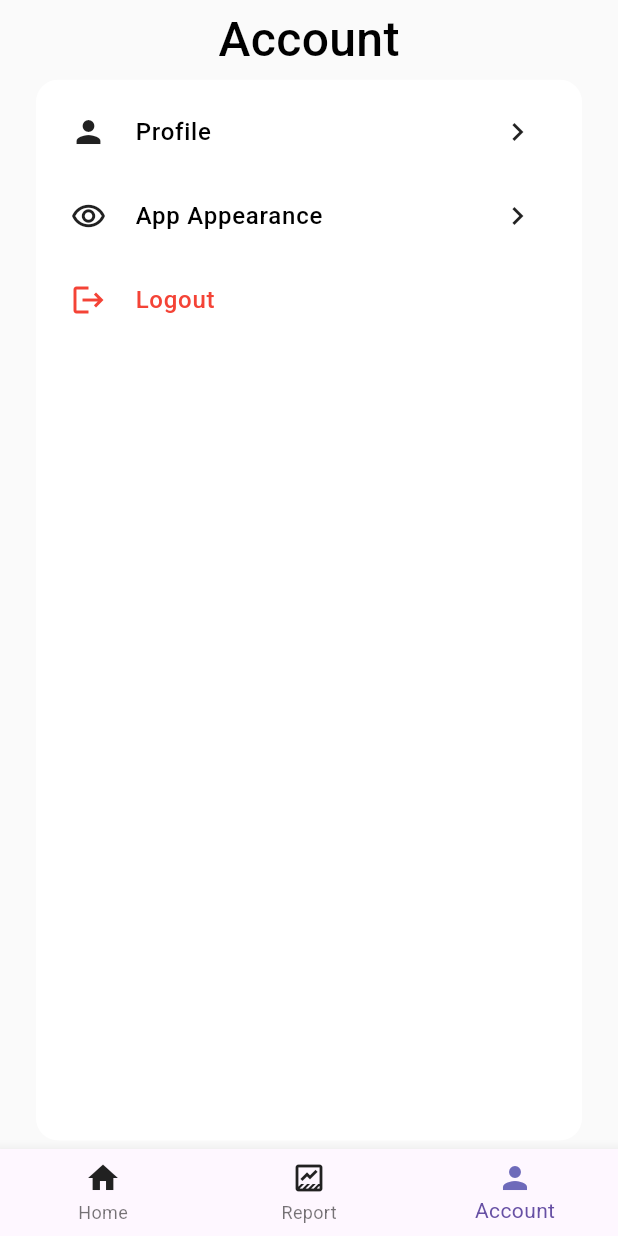
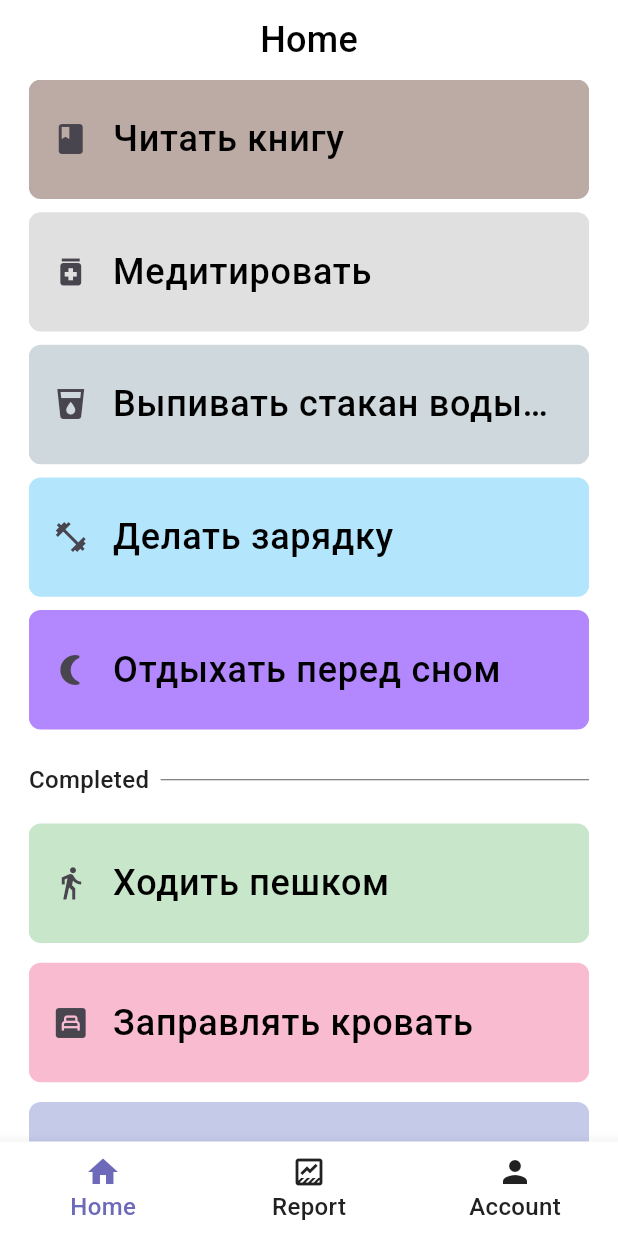
Before and after one commit to d3vvv1/habit_tracker, a Flutter app: the screen it shows after launch, on a phone screen of 412 x 824 dp. Run offline on Flutter 3.47's test engine with Material 3 defaults, Android fonts, the phone set to English and light mode, and no system bars; our stand-ins replace flutter_bloc, go_router.

Commit message:
Промежуточный: - Наброски по домашнему экрану

```diff
--- a/lib/core/routing/go_router.dart
+++ b/lib/core/routing/go_router.dart
@@ -4,6 +4,7 @@ import 'package:habit_tracker/core/views/screens/account_screen.dart';
 import 'package:habit_tracker/core/views/screens/app_appearance_screen.dart';
 import 'package:habit_tracker/core/views/screens/auth_screen.dart';
 import 'package:habit_tracker/core/views/screens/habit_creation_screen.dart';
+import 'package:habit_tracker/core/views/screens/home_screen.dart';
 import 'package:habit_tracker/core/views/screens/profile_screen.dart';
 import 'package:habit_tracker/core/views/screens/root_screen.dart';
 import 'package:habit_tracker/core/views/screens/sign_in_screen.dart';
@@ -11,7 +12,7 @@ import 'package:habit_tracker/core/views/screens/sign_in_screen.dart';
 class AppRouter {
   AppRouter();
   late final router = GoRouter(
-    initialLocation: '/account',
+    initialLocation: '/home',
     // redirect: (context, state) {
     //   bool isConnectedDevice = GetIt.instance
     //       .get<BluetoothManager>()
@@ -34,18 +35,24 @@ class AppRouter {
           StatefulShellBranch(
             routes: [
               GoRoute(
-                path: '/auth',
-                name: AppRouteNames.auth,
-                builder: (context, state) => const AuthScreen(),
-              ),
+                  path: '/home',
+                  name: AppRouteNames.home,
+                  builder: (context, state) => const HomeScreen(),
+                  routes: [
+                    GoRoute(
+                      path: '/createHabit',
+                      name: AppRouteNames.createHabit,
+                      builder: (context, state) => const HabitCreationScreen(),
+                    ),
+                  ]),
             ],
           ),
           StatefulShellBranch(
             routes: [
               GoRoute(
-                path: '/createHabit',
-                name: AppRouteNames.createHabit,
-                builder: (context, state) => const HabitCreationScreen(),
+                path: '/auth',
+                name: AppRouteNames.auth,
+                builder: (context, state) => const AuthScreen(),
               ),
             ],
           ),
--- /dev/null
+++ b/lib/core/views/screens/home_screen.dart
@@ -0,0 +1,100 @@
+import 'package:flutter/material.dart';
+import 'package:habit_tracker/core/localizations/app_words.dart';
+import 'package:habit_tracker/core/utils/adaptive_val.dart';
+import 'package:habit_tracker/core/views/widgets/custom_app_bar.dart';
+import 'package:habit_tracker/core/views/widgets/separator.dart';
+import 'package:habit_tracker/features/habits_check/data/habits_mockdata.dart';
+import 'package:habit_tracker/features/habits_check/view/habit_card.dart';
+import 'package:habit_tracker/main.dart';
+
+class HomeScreen extends StatefulWidget {
+  const HomeScreen({super.key});
+
+  @override
+  State<HomeScreen> createState() => _HomeScreenState();
+}
+
+class _HomeScreenState extends State<HomeScreen> {
+  HabitsMockdata data = HabitsMockdata();
+
+  @override
+  Widget build(BuildContext context) {
+    return Scaffold(
+        backgroundColor: context.appColors.base2,
+        resizeToAvoidBottomInset: false,
+        appBar: CustomAppBar(
+            backButton: null,
+            title: Text(
+              AppWords.of(context).home,
+              style: context.appText.header3,
+            ),
+            horizontalPadding: Adaptive.getWidth(20),
+            actions: [],
+            backgroundColor: context.appColors.base2),
+        body: Padding(
+          padding: EdgeInsets.symmetric(
+            horizontal: Adaptive.getWidth(20),
+          ),
+          child: ListView(
+            children: [
+              //TODD: Сделать фильтр Сегодня / Неделя / Месяц
+              ListView.separated(
+                shrinkWrap: true,
+                physics: NeverScrollableScrollPhysics(),
+                itemCount: data.unCompletedHabits.length,
+                itemBuilder: (context, index) => HabitCard(
+                  id: index,
+                  name: data.unCompletedHabits[index].name,
+                  color: data.unCompletedHabits[index].color,
+                  icon: data.unCompletedHabits[index].icon,
+                ),
+                separatorBuilder: (context, index) => SizedBox(
+                  height: Adaptive.getHeight(10),
+                ),
+              ),
+              SizedBox(
+                height: Adaptive.getHeight(25),
+              ),
+              Row(
+                children: [
+                  Text(
+                    'Completed',
+                    // AppWords.of(context).completed,
+                    style: context.appText.header6
+                        .copyWith(color: context.appColors.base4),
+                  ),
+                  SizedBox(
+                    width: Adaptive.getWidth(8),
+                  ),
+                  Expanded(
+                    child: ColoredBox(
+                      color: context.appColors.base4,
+                      child: SizedBox(
+                        height: Adaptive.getByMin(0.5),
+                      ),
+                    ),
+                  ),
+                ],
+              ),
+              SizedBox(
+                height: Adaptive.getHeight(20),
+              ),
+              ListView.separated(
+                shrinkWrap: true,
+                physics: NeverScrollableScrollPhysics(),
+                itemCount: data.completedHabits.length,
+                itemBuilder: (context, index) => HabitCard(
+                  id: null,
+                  name: data.completedHabits[index].name,
+                  color: data.completedHabits[index].color,
+                  icon: data.completedHabits[index].icon,
+                ),
+                separatorBuilder: (context, index) => SizedBox(
+                  height: Adaptive.getHeight(15),
+                ),
+              ),
+            ],
+          ),
+        ));
+  }
+}
--- a/lib/core/views/screens/root_screen.dart
+++ b/lib/core/views/screens/root_screen.dart
@@ -4,7 +4,6 @@ import 'package:habit_tracker/core/localizations/app_words.dart';
 import 'package:habit_tracker/main.dart';
 
 class RootScreen extends StatelessWidget {
-  /// Контейнер для навигационного бара.
   final StatefulNavigationShell navigationShell;
   const RootScreen({super.key, required this.navigationShell});
 
@@ -14,32 +13,28 @@ class RootScreen extends StatelessWidget {
       resizeToAvoidBottomInset: false,
       body: navigationShell,
       bottomNavigationBar: BottomNavigationBar(
-        /// Лист элементов для нижнего навигационного бара.
+        backgroundColor: context.appColors.base2,
+        selectedItemColor: context.appColors.base1,
+        selectedLabelStyle:
+            context.appText.header4.copyWith(color: context.appColors.base1),
+        unselectedItemColor: context.appColors.base4,
+        unselectedLabelStyle: context.appText.header4,
         items: [
           BottomNavigationBarItem(
-            icon: Icon(
+            icon: const Icon(
               Icons.home,
-              color: navigationShell.currentIndex == 0
-                  ? context.appColors.base1
-                  : context.appColors.base4,
             ),
             label: AppWords.of(context).home,
           ),
           BottomNavigationBarItem(
-            icon: Icon(
+            icon: const Icon(
               Icons.data_thresholding_outlined,
-              color: navigationShell.currentIndex == 1
-                  ? context.appColors.base1
-                  : context.appColors.base4,
             ),
             label: AppWords.of(context).report,
           ),
           BottomNavigationBarItem(
-            icon: Icon(
+            icon: const Icon(
               Icons.person,
-              color: navigationShell.currentIndex == 2
-                  ? context.appColors.base1
-                  : context.appColors.base4,
             ),
             label: AppWords.of(context).account,
           ),
--- a/lib/data/account.dart
+++ /dev/null
@@ -1,14 +0,0 @@
-import 'package:habit_tracker/data/report.dart';
-
-class Account {
-  final String email;
-  final String password;
-  final String profilePhoto;
-  final Report report;
-
-  Account(
-      {required this.email,
-      required this.password,
-      required this.profilePhoto,
-      required this.report});
-}
--- a/lib/data/enums.dart
+++ b/lib/data/enums.dart
@@ -2,3 +2,20 @@ enum Genders {
   male,
   female,
 }
+
+enum HabitRegularity {
+  regularHabit,
+  oneTimeTask,
+}
+
+enum HabitRepetition {
+  daily,
+  weekly,
+  monthly,
+}
+
+enum RunTime {
+  morning,
+  afternoon,
+  evening,
+}
--- a/lib/data/habit.dart
+++ b/lib/data/habit.dart
@@ -1,36 +1,20 @@
-import 'package:flutter/material.dart';
+import 'package:habit_tracker/data/enums.dart';
+import 'package:habit_tracker/features/habits_check/data/habit_basic_data.dart';
 
-class Habit {
-  final String name;
-  final Image icon;
-  final Color color;
-  final HabitType habittype;
-  final RepeatType repeatType;
-  final DoTime doTime;
+class Habit extends BasicHabit {
+  final HabitRegularity habitRegularity;
+  final HabitRepetition repeatType;
+  final RunTime runTime;
+  final bool isDone;
   //TODO: Добавить дни когда надо делать
   //TODO: Добавить дни когда сделано
-  Habit(
-      {required this.name,
-      required this.icon,
-      required this.color,
-      required this.habittype,
-      required this.repeatType,
-      required this.doTime});
+  Habit({
+    required this.habitRegularity,
+    required this.repeatType,
+    required this.runTime,
+    required this.isDone,
+    required super.name,
+    required super.icon,
+    required super.color,
+  });
 }
-
-enum HabitType {
-  regularHabit,
-  oneTimeTask,
-}
-
-enum RepeatType {
-  daily,
-  weekly,
-  monthly,
-}
-
-enum DoTime {
-  morning,
-  afternoon,
-  evening,
-}
--- /dev/null
+++ b/lib/features/habits_check/data/habit_basic_data.dart
@@ -0,0 +1,9 @@
+import 'package:flutter/material.dart';
+
+class BasicHabit {
+  final String name;
+  final IconData icon; //TODO: Заменить на эмодзи
+  final Color color;
+
+  BasicHabit({required this.name, required this.icon, required this.color});
+}
--- /dev/null
+++ b/lib/features/habits_check/data/habits_mockdata.dart
@@ -0,0 +1,45 @@
+import 'package:flutter/material.dart';
+import 'package:habit_tracker/features/habits_check/data/habit_basic_data.dart';
+
+class HabitsMockdata {
+  List<BasicHabit> unCompletedHabits = [
+    BasicHabit(
+        name: 'Читать книгу', icon: Icons.book, color: Colors.brown.shade200),
+    BasicHabit(
+        name: 'Медитировать',
+        icon: Icons.medication,
+        color: Colors.grey.shade300),
+    BasicHabit(
+        name: 'Выпивать стакан воды утром',
+        icon: Icons.local_drink,
+        color: Colors.blueGrey.shade100),
+    BasicHabit(
+        name: 'Делать зарядку',
+        icon: Icons.fitness_center,
+        color: Colors.lightBlue.shade100),
+    BasicHabit(
+        name: 'Отдыхать перед сном',
+        icon: Icons.nightlight_round,
+        color: Colors.deepPurpleAccent.shade100),
+  ];
+  List<BasicHabit> completedHabits = [
+    BasicHabit(
+        name: 'Ходить пешком',
+        icon: Icons.directions_walk,
+        color: Colors.green.shade100),
+    BasicHabit(
+        name: 'Заправлять кровать',
+        icon: Icons.bedroom_child,
+        color: Colors.pink.shade100),
+    BasicHabit(
+        name: 'Учить иностранный язык',
+        icon: Icons.translate,
+        color: Colors.indigo.shade100),
+    BasicHabit(
+        name: 'Размышлять', icon: Icons.person, color: Colors.amber.shade100),
+    BasicHabit(
+        name: 'Собирать рабочий стол',
+        icon: Icons.clean_hands,
+        color: Colors.teal.shade100),
+  ];
+}
--- /dev/null
+++ b/lib/features/habits_check/domain/habits_manager.dart
@@ -0,0 +1,6 @@
+import 'package:habit_tracker/data/habit.dart';
+
+class HabitsManager {
+  final List<Habit> unCompletedHabits = List.empty(growable: true);
+  final List<Habit> completedHabits = List.empty(growable: true);
+}
--- /dev/null
+++ b/lib/features/habits_check/view/habit_card.dart
@@ -0,0 +1,45 @@
+import 'package:flutter/material.dart';
+import 'package:habit_tracker/core/utils/adaptive_val.dart';
+import 'package:habit_tracker/main.dart';
+
+class HabitCard extends StatelessWidget {
+  final int? id;
+  final String name;
+  final Color color;
+  final IconData icon; //TODO: Заменить на эмодзи
+  const HabitCard(
+      {super.key,
+      required this.name,
+      required this.color,
+      required this.icon,
+      required this.id});
+
+  @override
+  Widget build(BuildContext context) {
+    return Dismissible(
+      key: Key(id.toString() ?? '20'),
+      direction: DismissDirection.startToEnd,
+      child: SizedBox(
+        height: Adaptive.getHeight(90),
+        width: double.infinity,
+        child: DecoratedBox(
+          decoration: BoxDecoration(
+            borderRadius: BorderRadius.circular(8),
+            color: color,
+          ),
+          child: Center(
+            child: ListTile(
+              leading: Icon(icon),
+              title: Text(
+                name,
+                maxLines: 1,
+                overflow: TextOverflow.ellipsis,
+                style: context.appText.header3.copyWith(color: Colors.black),
+              ),
+            ),
+          ),
+        ),
+      ),
+    );
+  }
+}
```
